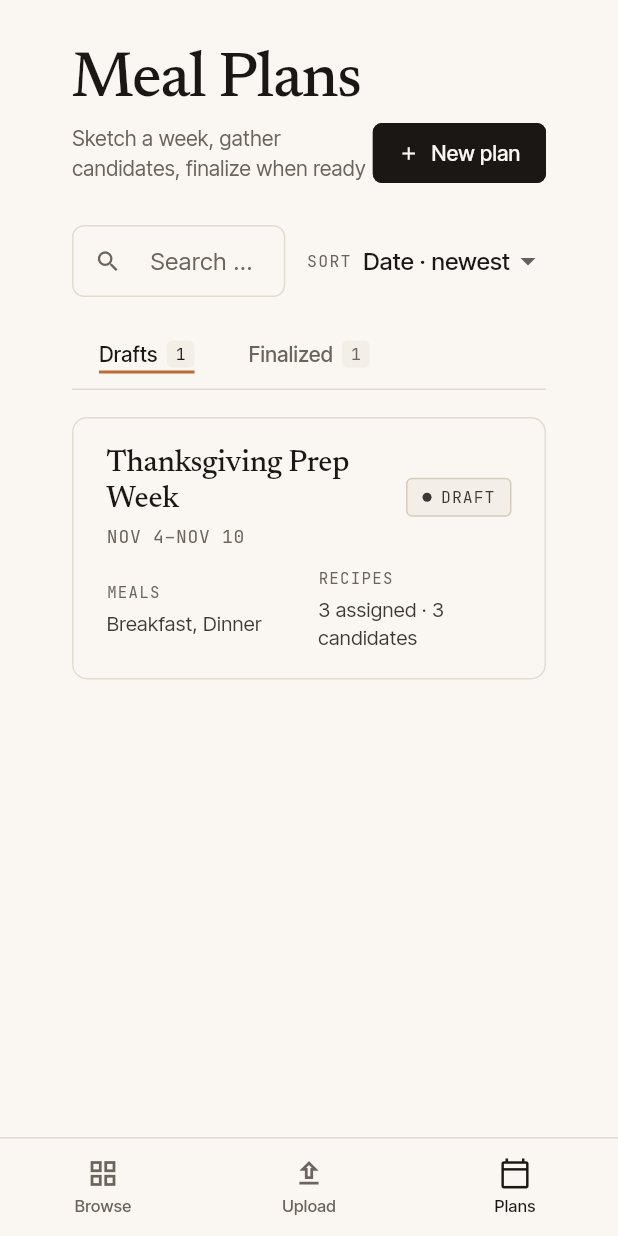
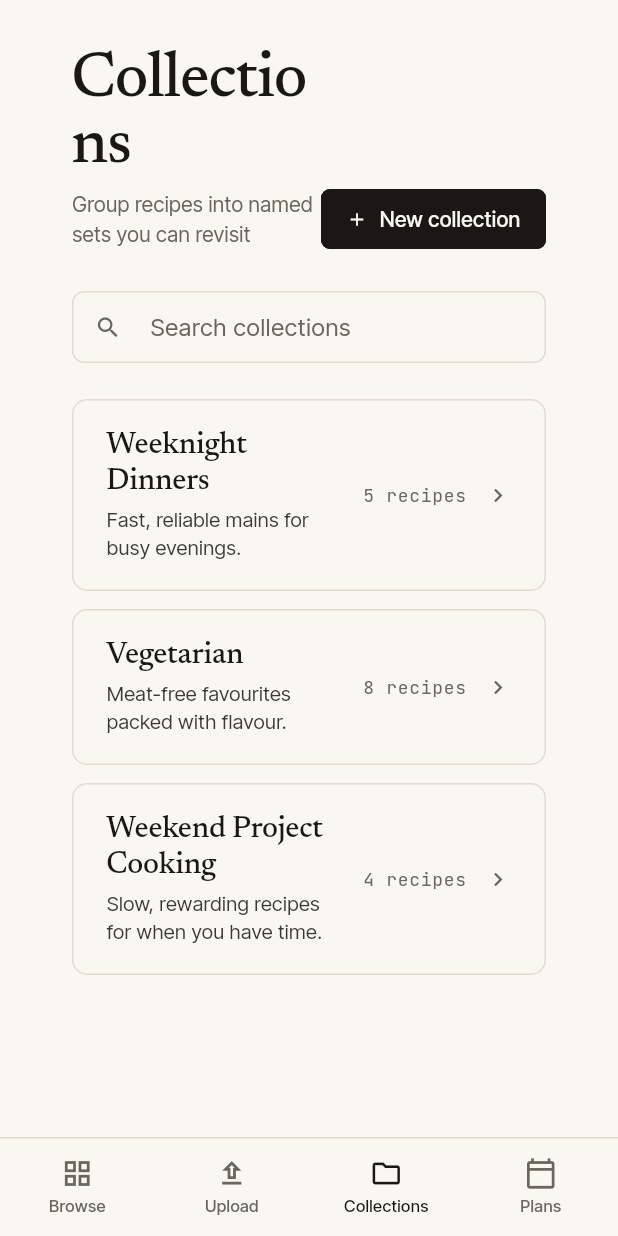
Before and after one commit to alexdalgleishmorel/recipe, a Flutter app: the screen it shows after launch, item 3 of the bottom bar chosen, on a phone screen of 412 x 824 dp. Run offline on Flutter 3.47's test engine with Material 3 defaults, Android fonts, the phone set to English and light mode, and no system bars; our stand-ins replace google_fonts, shared_preferences; network calls fail.

Commit message:
Add Collections UI: screen + add-to-collection
Adds a user-facing Collections feature wired in as a new nav tab.

- Collections list screen (ContentScroll + PageHead) with create, plus a
  detail screen showing a collection's recipes with add/remove, rename, and
  delete. Tapping a recipe opens its RecipeDetailScreen.
- New modals: collection_form_modal (create/rename), delete_collection_modal
  (confirm pattern), add_to_collection_modal (list + create-new).
- "Add to collection" action on recipe_detail_screen, mirroring add-to-plan.
- Wires CollectionsScreen into AppShell as tab 2 (Browse, Upload, Collections,
  Plans), adds nav entries to side_nav + bottom_tabs, and removes the now-used
  unused_field ignore on _collections.
- All persistence goes through the injected CollectionsRepository and bubbles
  through the existing onChanged refetch flow.

flutter analyze: No issues found. flutter test: all pass.

Co-Authored-By: Claude Opus 4.8 (1M context) <noreply@anthropic.com>

```diff
--- a/frontend/lib/screens/browse_screen.dart
+++ b/frontend/lib/screens/browse_screen.dart
@@ -1,5 +1,6 @@
 import 'package:flutter/material.dart';
 
+import '../models/collection.dart';
 import '../models/meal_plan.dart';
 import '../models/recipe.dart';
 import '../services/repositories.dart';
@@ -18,13 +19,17 @@ class BrowseScreen extends StatefulWidget {
     required this.recipesRepo,
     required this.plansRepo,
     required this.plans,
+    required this.collectionsRepo,
+    required this.collections,
     required this.onChanged,
   });
 
   final List<Recipe> recipes;
   final List<MealPlan> plans;
+  final List<Collection> collections;
   final RecipesRepository recipesRepo;
   final MealPlansRepository plansRepo;
+  final CollectionsRepository collectionsRepo;
   final Future<void> Function() onChanged;
 
   @override
@@ -101,6 +106,8 @@ class _BrowseScreenState extends State<BrowseScreen> {
                         recipesRepo: widget.recipesRepo,
                         plansRepo: widget.plansRepo,
                         plans: widget.plans,
+                        collectionsRepo: widget.collectionsRepo,
+                        collections: widget.collections,
                         onChanged: widget.onChanged,
                       ),
                     )),
--- /dev/null
+++ b/frontend/lib/screens/collections_screen.dart
@@ -0,0 +1,186 @@
+import 'package:flutter/material.dart';
+
+import '../models/collection.dart';
+import '../models/meal_plan.dart';
+import '../models/recipe.dart';
+import '../services/repositories.dart';
+import '../theme/app_theme.dart';
+import '../widgets/buttons.dart';
+import '../widgets/modals/collection_form_modal.dart';
+import '../widgets/page_head.dart';
+import '../widgets/toast.dart';
+import 'collection_detail_screen.dart';
+
+class CollectionsScreen extends StatefulWidget {
+  const CollectionsScreen({
+    super.key,
+    required this.collections,
+    required this.recipes,
+    required this.plans,
+    required this.collectionsRepo,
+    required this.recipesRepo,
+    required this.plansRepo,
+    required this.onChanged,
+  });
+
+  final List<Collection> collections;
+  final List<Recipe> recipes;
+  final List<MealPlan> plans;
+  final CollectionsRepository collectionsRepo;
+  final RecipesRepository recipesRepo;
+  final MealPlansRepository plansRepo;
+  final Future<void> Function() onChanged;
+
+  @override
+  State<CollectionsScreen> createState() => _CollectionsScreenState();
+}
+
+class _CollectionsScreenState extends State<CollectionsScreen> {
+  String _query = '';
+
+  Future<void> _newCollection() async {
+    final created = await openCollectionFormModal(context);
+    if (created == null) return;
+    await widget.collectionsRepo.save(created);
+    await widget.onChanged();
+    if (!mounted) return;
+    showToast(context, 'Collection created');
+    _open(created.id);
+  }
+
+  void _open(String id) {
+    Navigator.of(context).push(MaterialPageRoute(
+      builder: (_) => CollectionDetailScreen(
+        collectionId: id,
+        collectionsRepo: widget.collectionsRepo,
+        recipesRepo: widget.recipesRepo,
+        plansRepo: widget.plansRepo,
+        recipes: widget.recipes,
+        plans: widget.plans,
+        onChanged: widget.onChanged,
+      ),
+    ));
+  }
+
+  @override
+  Widget build(BuildContext context) {
+    final rt = context.rt;
+    final q = _query.trim().toLowerCase();
+    final list = widget.collections.where((c) {
+      if (q.isEmpty) return true;
+      return c.name.toLowerCase().contains(q) || c.description.toLowerCase().contains(q);
+    }).toList();
+
+    return ContentScroll(
+      child: Column(crossAxisAlignment: CrossAxisAlignment.start, children: [
+        PageHead(
+          title: 'Collections',
+          subtitle: 'Group recipes into named sets you can revisit',
+          trailing: Btn(
+            label: 'New collection',
+            icon: Icons.add,
+            variant: BtnVariant.primary,
+            onPressed: _newCollection,
+          ),
+        ),
+        TextField(
+          onChanged: (v) => setState(() => _query = v),
+          decoration: InputDecoration(
+            hintText: 'Search collections',
+            hintStyle: TextStyle(color: rt.ink3),
+            prefixIcon: Icon(Icons.search, size: 18, color: rt.ink3),
+            isDense: true,
+            contentPadding: const EdgeInsets.symmetric(horizontal: 12, vertical: 11),
+            border: OutlineInputBorder(borderRadius: BorderRadius.circular(8), borderSide: BorderSide(color: rt.hair)),
+            enabledBorder: OutlineInputBorder(borderRadius: BorderRadius.circular(8), borderSide: BorderSide(color: rt.hair)),
+            focusedBorder: OutlineInputBorder(borderRadius: BorderRadius.circular(8), borderSide: BorderSide(color: rt.accent)),
+          ),
+        ),
+        const SizedBox(height: 24),
+        if (list.isEmpty)
+          Padding(
+            padding: const EdgeInsets.symmetric(vertical: 48),
+            child: Text(
+              widget.collections.isEmpty
+                  ? 'No collections yet — create one to get started.'
+                  : 'No matches.',
+              style: TextStyle(color: rt.ink3, fontSize: 14),
+            ),
+          )
+        else
+          Column(
+            children: [
+              for (final c in list)
+                Padding(
+                  padding: const EdgeInsets.only(bottom: 12),
+                  child: _CollectionCard(
+                    collection: c,
+                    onTap: () => _open(c.id),
+                  ),
+                ),
+            ],
+          ),
+      ]),
+    );
+  }
+}
+
+class _CollectionCard extends StatefulWidget {
+  const _CollectionCard({required this.collection, required this.onTap});
+  final Collection collection;
+  final VoidCallback onTap;
+  @override
+  State<_CollectionCard> createState() => _CollectionCardState();
+}
+
+class _CollectionCardState extends State<_CollectionCard> {
+  bool _hover = false;
+
+  @override
+  Widget build(BuildContext context) {
+    final rt = context.rt;
+    final c = widget.collection;
+    final count = c.recipeIds.length;
+    return MouseRegion(
+      onEnter: (_) => setState(() => _hover = true),
+      onExit: (_) => setState(() => _hover = false),
+      cursor: SystemMouseCursors.click,
+      child: GestureDetector(
+        onTap: widget.onTap,
+        child: AnimatedContainer(
+          duration: const Duration(milliseconds: 120),
+          transform: Matrix4.translationValues(0, _hover ? -1 : 0, 0),
+          padding: const EdgeInsets.symmetric(horizontal: 22, vertical: 18),
+          decoration: BoxDecoration(
+            color: rt.paper,
+            border: Border.all(color: _hover ? rt.ink3 : rt.hair),
+            borderRadius: RecipeRadius.cardBR,
+          ),
+          child: Row(crossAxisAlignment: CrossAxisAlignment.center, children: [
+            Expanded(
+              child: Column(
+                crossAxisAlignment: CrossAxisAlignment.start,
+                children: [
+                  Text(c.name,
+                      style: RecipeTypography.serif(size: 20, weight: FontWeight.w500, color: rt.ink, letterSpacing: -0.2)),
+                  if (c.description.isNotEmpty) ...[
+                    const SizedBox(height: 4),
+                    Text(c.description,
+                        maxLines: 2,
+                        overflow: TextOverflow.ellipsis,
+                        style: TextStyle(fontSize: 13.5, color: rt.ink2, height: 1.4)),
+                  ],
+                ],
+              ),
+            ),
+            const SizedBox(width: 16),
+            Text('$count recipe${count == 1 ? '' : 's'}',
+                style: RecipeTypography.mono(size: 12, color: rt.ink3, letterSpacing: 0.48)),
+            const SizedBox(width: 12),
+            Icon(Icons.chevron_right, size: 18, color: rt.ink3),
+          ]),
+        ),
+      ),
+    );
+  }
+}
--- a/frontend/lib/screens/recipe_detail_screen.dart
+++ b/frontend/lib/screens/recipe_detail_screen.dart
@@ -1,5 +1,6 @@
 import 'package:flutter/material.dart';
 
+import '../models/collection.dart';
 import '../models/custom_tag.dart';
 import '../models/ingredient.dart';
 import '../models/meal_plan.dart';
@@ -9,6 +10,7 @@ import '../theme/app_theme.dart';
 import '../widgets/buttons.dart';
 import '../widgets/ingredient_editor.dart';
 import '../widgets/instruction_editor.dart';
+import '../widgets/modals/add_to_collection_modal.dart';
 import '../widgets/modals/add_to_plan_modal.dart';
 import '../widgets/modals/delete_recipe_modal.dart';
 import '../widgets/page_head.dart';
@@ -23,6 +25,8 @@ class RecipeDetailScreen extends StatefulWidget {
     required this.plansRepo,
     required this.plans,
     required this.onChanged,
+    this.collectionsRepo,
+    this.collections = const [],
     this.startInEditMode = false,
   });
 
@@ -31,6 +35,8 @@ class RecipeDetailScreen extends StatefulWidget {
   final MealPlansRepository plansRepo;
   final List<MealPlan> plans;
   final Future<void> Function() onChanged;
+  final CollectionsRepository? collectionsRepo;
+  final List<Collection> collections;
   final bool startInEditMode;
 
   @override
@@ -99,6 +105,28 @@ class _RecipeDetailScreenState extends State<RecipeDetailScreen> {
       result.created
           ? 'New draft created with ${r.title}'
           : 'Added to ${result.plan.displayName}',
+    );
+  }
+
+  Future<void> _addToCollection() async {
+    final r = _recipe;
+    final repo = widget.collectionsRepo;
+    if (r == null || repo == null) return;
+    final result = await openAddToCollectionModal(context, recipe: r, collections: widget.collections);
+    if (result == null) return;
+    if (result.alreadyPresent) {
+      if (!mounted) return;
+      showToast(context, 'Already in ${result.collection.name}');
+      return;
+    }
+    await repo.save(result.collection);
+    await widget.onChanged();
+    if (!mounted) return;
+    showToast(
+      context,
+      result.created
+          ? 'Created ${result.collection.name} with ${r.title}'
+          : 'Added to ${result.collection.name}',
     );
   }
 
@@ -338,6 +366,8 @@ class _RecipeDetailScreenState extends State<RecipeDetailScreen> {
             _editing = true;
           })),
       Btn(label: 'Add to meal plan', icon: Icons.calendar_today_outlined, variant: BtnVariant.primary, onPressed: _addToPlan),
+      if (widget.collectionsRepo != null)
+        Btn(label: 'Add to collection', icon: Icons.folder_outlined, onPressed: _addToCollection),
       Btn(label: 'Delete', icon: Icons.delete_outline, variant: BtnVariant.danger, onPressed: _delete),
     ]);
   }
--- a/frontend/lib/widgets/app_shell.dart
+++ b/frontend/lib/widgets/app_shell.dart
@@ -4,6 +4,7 @@ import '../models/collection.dart';
 import '../models/meal_plan.dart';
 import '../models/recipe.dart';
 import '../screens/browse_screen.dart';
+import '../screens/collections_screen.dart';
 import '../screens/plans_screen.dart';
 import '../screens/upload_screen.dart';
 import '../services/repositories.dart';
@@ -41,13 +42,16 @@ class _AppShellState extends State<AppShell> {
 
   List<Recipe> _recipes = const [];
   List<MealPlan> _plans = const [];
-  // Loaded and held in state ready for the Collections screen (issue #3).
-  // ignore: unused_field
   List<Collection> _collections = const [];
   bool _loading = true;
   String? _error;
 
-  final _navKeys = [GlobalKey<NavigatorState>(), GlobalKey<NavigatorState>(), GlobalKey<NavigatorState>()];
+  final _navKeys = [
+    GlobalKey<NavigatorState>(),
+    GlobalKey<NavigatorState>(),
+    GlobalKey<NavigatorState>(),
+    GlobalKey<NavigatorState>(),
+  ];
 
   @override
   void initState() {
@@ -95,12 +99,25 @@ class _AppShellState extends State<AppShell> {
         recipesRepo: widget.recipesRepo,
         plansRepo: widget.plansRepo,
         plans: _plans,
+        collectionsRepo: widget.collectionsRepo,
+        collections: _collections,
         onChanged: _refresh,
       );
     }
     if (tab == 1) {
       return UploadScreen(
         recipesRepo: widget.recipesRepo,
+        onChanged: _refresh,
+      );
+    }
+    if (tab == 2) {
+      return CollectionsScreen(
+        collections: _collections,
+        recipes: _recipes,
+        plans: _plans,
+        collectionsRepo: widget.collectionsRepo,
+        recipesRepo: widget.recipesRepo,
+        plansRepo: widget.plansRepo,
         onChanged: _refresh,
       );
     }
@@ -169,6 +186,7 @@ class _AppShellState extends State<AppShell> {
             _buildNavigator(0),
             _buildNavigator(1),
             _buildNavigator(2),
+            _buildNavigator(3),
           ],
         );
 
--- a/frontend/lib/widgets/bottom_tabs.dart
+++ b/frontend/lib/widgets/bottom_tabs.dart
@@ -11,6 +11,7 @@ class BottomTabsBar extends StatelessWidget {
   static const _items = [
     (icon: Icons.grid_view_outlined, label: 'Browse'),
     (icon: Icons.upload_outlined, label: 'Upload'),
+    (icon: Icons.folder_outlined, label: 'Collections'),
     (icon: Icons.calendar_today_outlined, label: 'Plans'),
   ];
 
--- a/frontend/lib/widgets/side_nav.dart
+++ b/frontend/lib/widgets/side_nav.dart
@@ -20,6 +20,7 @@ class SideNav extends StatelessWidget {
   static const _items = [
     (icon: Icons.grid_view_outlined, label: 'Browse'),
     (icon: Icons.upload_outlined, label: 'Upload'),
+    (icon: Icons.folder_outlined, label: 'Collections'),
     (icon: Icons.calendar_today_outlined, label: 'Meal Plans'),
   ];
 
```
Also changed, not shown: frontend/lib/screens/collection_detail_screen.dart (added, +240 -0 lines), frontend/lib/widgets/modals/add_to_collection_modal.dart (added, +126 -0 lines), frontend/lib/widgets/modals/collection_form_modal.dart (added, +97 -0 lines), frontend/lib/widgets/modals/delete_collection_modal.dart (added, +29 -0 lines).
